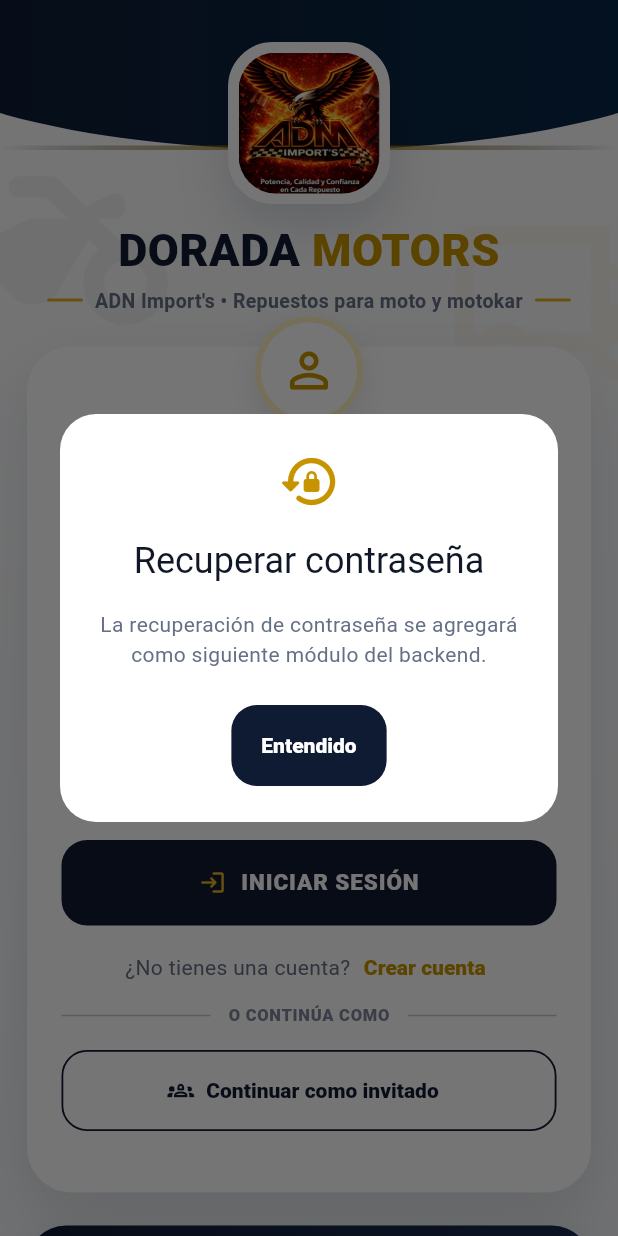
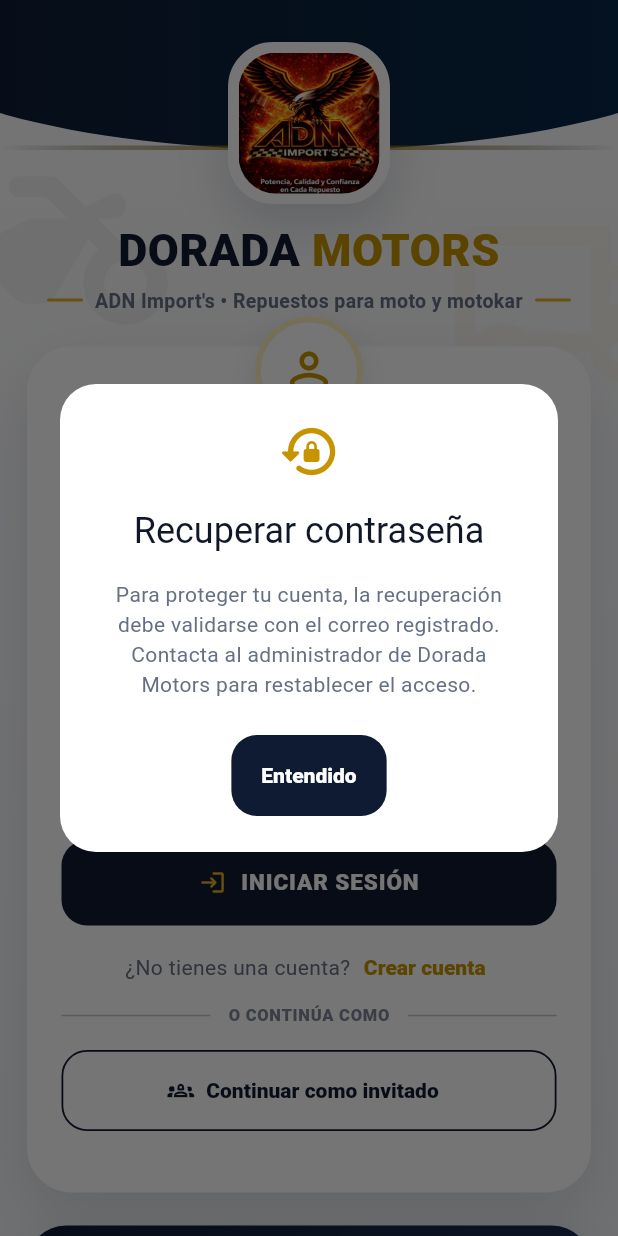
Before and after one commit to anyozasad/dorada_motors, a Flutter app: the screen it shows after launch, after a tap on "¿Olvidaste tu contraseña?", on a phone screen of 412 x 824 dp. Run offline on Flutter 3.47's test engine with Material 3 defaults, Android fonts, the phone set to English and light mode, and no system bars; our stand-ins replace shared_preferences.

Commit message:
Anima login y elimina texto de modulo pendiente

```diff
--- a/lib/screens/login_screen.dart
+++ b/lib/screens/login_screen.dart
@@ -3,6 +3,7 @@
 import '../services/api_service.dart';
 import '../services/local_store.dart';
 import '../theme/app_theme.dart';
+import '../widgets/ui_motion.dart';
 import 'register_screen.dart';
 
 class LoginScreen extends StatefulWidget {
@@ -98,7 +99,7 @@
         ),
         title: const Text('Recuperar contraseña'),
         content: const Text(
-          'La recuperación de contraseña se agregará como siguiente módulo del backend.',
+          'Para proteger tu cuenta, la recuperación debe validarse con el correo registrado. Contacta al administrador de Dorada Motors para restablecer el acceso.',
           textAlign: TextAlign.center,
         ),
         actionsAlignment: MainAxisAlignment.center,
@@ -127,11 +128,17 @@
                   constraints: const BoxConstraints(maxWidth: 470),
                   child: Column(
                     children: [
-                      _brandHeader(),
+                      RevealOnMount(child: _brandHeader()),
                       const SizedBox(height: 22),
-                      _loginCard(),
+                      RevealOnMount(
+                        delay: const Duration(milliseconds: 90),
+                        child: _loginCard(),
+                      ),
                       const SizedBox(height: 22),
-                      _benefitsPanel(),
+                      RevealOnMount(
+                        delay: const Duration(milliseconds: 180),
+                        child: _benefitsPanel(),
+                      ),
                     ],
                   ),
                 ),
@@ -146,7 +153,15 @@
   Widget _brandHeader() {
     return Column(
       children: [
-        Container(
+        TweenAnimationBuilder<double>(
+          tween: Tween(begin: .92, end: 1),
+          duration: const Duration(milliseconds: 650),
+          curve: Curves.easeOutBack,
+          builder: (context, value, child) => Transform.scale(
+            scale: value,
+            child: child,
+          ),
+          child: Container(
           width: 108,
           height: 108,
           padding: const EdgeInsets.all(5),
@@ -169,6 +184,7 @@
               fit: BoxFit.cover,
             ),
           ),
+        ),
         ),
         const SizedBox(height: 16),
         RichText(
```
